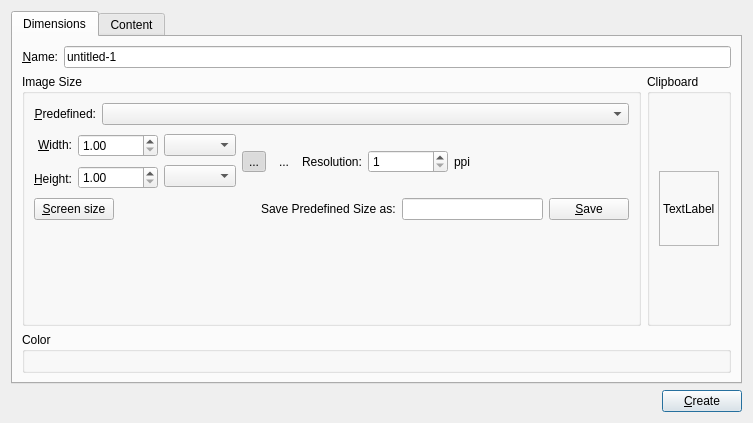
The window that libs/ui/forms/wdgnewimage.ui (KDE/krita) describes before a commit, drawn with Qt 5.
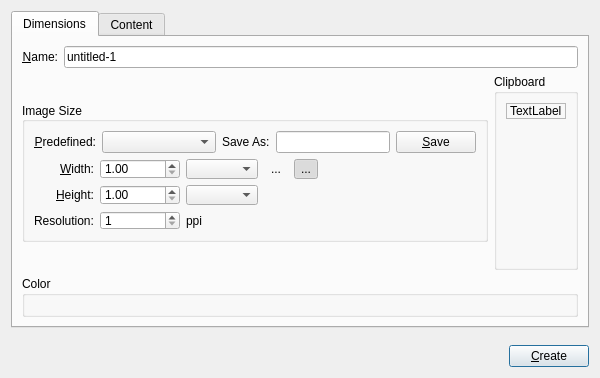
The same window after the commit. Custom widgets are drawn as their Qt base class.

Commit message: remove the screen size button on the new document window. re-arrange that area a bit so it is more organized.

Diff of the .ui file:
```diff
--- a/libs/ui/forms/wdgnewimage.ui
+++ b/libs/ui/forms/wdgnewimage.ui
@@ -6,87 +6,174 @@
    <rect>
     <x>0</x>
     <y>0</y>
-    <width>753</width>
-    <height>423</height>
+    <width>600</width>
+    <height>378</height>
    </rect>
   </property>
+  <property name="sizePolicy">
+   <sizepolicy hsizetype="Preferred" vsizetype="Minimum">
+    <horstretch>0</horstretch>
+    <verstretch>0</verstretch>
+   </sizepolicy>
+  </property>
+  <property name="minimumSize">
+   <size>
+    <width>600</width>
+    <height>0</height>
+   </size>
+  </property>
+  <property name="maximumSize">
+   <size>
+    <width>16777215</width>
+    <height>16777215</height>
+   </size>
+  </property>
   <property name="windowTitle">
    <string>New Image</string>
   </property>
   <layout class="QVBoxLayout" name="verticalLayout">
    <item>
     <widget class="QTabWidget" name="tabWidget">
+     <property name="sizePolicy">
+      <sizepolicy hsizetype="Expanding" vsizetype="Minimum">
+       <horstretch>0</horstretch>
+       <verstretch>0</verstretch>
+      </sizepolicy>
+     </property>
      <property name="currentIndex">
       <number>0</number>
      </property>
      <widget class="QWidget" name="tab">
+      <property name="sizePolicy">
+       <sizepolicy hsizetype="Preferred" vsizetype="Minimum">
+        <horstretch>0</horstretch>
+        <verstretch>0</verstretch>
+       </sizepolicy>
+      </property>
       <attribute name="title">
        <string>Dimensions</string>
       </attribute>
       <layout class="QGridLayout" name="gridLayout_3">
-       <item row="0" column="0">
-        <layout class="QHBoxLayout">
-         <item>
-          <widget class="QLabel" name="lblName">
-           <property name="text">
-            <string>&amp;Name:</string>
-           </property>
-           <property name="alignment">
-            <set>Qt::AlignRight|Qt::AlignTrailing|Qt::AlignVCenter</set>
-           </property>
-           <property name="buddy">
-            <cstring>txtName</cstring>
-           </property>
-          </widget>
-         </item>
-         <item>
-          <widget class="QLineEdit" name="txtName">
-           <property name="text">
-            <string>untitled-1</string>
-           </property>
-          </widget>
-         </item>
-        </layout>
-       </item>
        <item row="1" column="0">
         <layout class="QHBoxLayout" name="horizontalLayout_3">
          <item>
           <widget class="QGroupBox" name="grpImage">
+           <property name="maximumSize">
+            <size>
+             <width>16777215</width>
+             <height>140</height>
+            </size>
+           </property>
            <property name="title">
             <string>Image Size</string>
            </property>
+           <property name="alignment">
+            <set>Qt::AlignLeading|Qt::AlignLeft|Qt::AlignVCenter</set>
+           </property>
+           <property name="flat">
+            <bool>false</bool>
+           </property>
+           <property name="checkable">
+            <bool>false</bool>
+           </property>
            <layout class="QGridLayout" name="gridLayout">
-            <item row="4" column="0">
-             <spacer name="imageGroupSpacer">
-              <property name="orientation">
-               <enum>Qt::Vertical</enum>
-              </property>
-              <property name="sizeHint" stdset="0">
-               <size>
-                <width>20</width>
-                <height>40</height>
-               </size>
-              </property>
-             </spacer>
+            <item row="1" column="0">
+             <layout class="QHBoxLayout" name="horizontalLayout">
+              <item>
+               <widget class="QLabel" name="label_2">
+                <property name="text">
+                 <string>&amp;Predefined:</string>
+                </property>
+                <property name="alignment">
+                 <set>Qt::AlignRight|Qt::AlignTrailing|Qt::AlignVCenter</set>
+                </property>
+                <property name="buddy">
+                 <cstring>cmbPredefined</cstring>
+                </property>
+               </widget>
+              </item>
+              <item>
+               <widget class="QComboBox" name="cmbPredefined">
+                <property name="sizePolicy">
+                 <sizepolicy hsizetype="Expanding" vsizetype="Fixed">
+                  <horstretch>0</horstretch>
+                  <verstretch>0</verstretch>
+                 </sizepolicy>
+                </property>
+               </widget>
+              </item>
+              <item>
+               <widget class="QLabel" name="label_3">
+                <property name="text">
+                 <string>Save As:</string>
+                </property>
+               </widget>
+              </item>
+              <item>
+               <widget class="QLineEdit" name="txtPredefinedName">
+                <property name="sizePolicy">
+                 <sizepolicy hsizetype="MinimumExpanding" vsizetype="Fixed">
+                  <horstretch>0</horstretch>
+                  <verstretch>0</verstretch>
+                 </sizepolicy>
+                </property>
+               </widget>
+              </item>
+              <item>
+               <widget class="QPushButton" name="bnSaveAsPredefined">
+                <property name="toolTip">
+                 <string>Save the current dimensions</string>
+                </property>
+                <property name="text">
+                 <string>&amp;Save</string>
+                </property>
+               </widget>
+              </item>
+             </layout>
             </item>
             <item row="2" column="0">
              <layout class="QHBoxLayout">
               <item>
-               <layout class="QVBoxLayout">
-                <item>
-                 <widget class="QLabel" name="lblWidth">
+               <layout class="QGridLayout" name="gridLayout_4">
+                <item row="0" column="3">
+                 <widget class="QToolButton" name="bnLandscape">
+                  <property name="toolTip">
+                   <string>Landscape</string>
+                  </property>
                   <property name="text">
-                   <string>&amp;Width:</string>
+                   <string>...</string>
                   </property>
-                  <property name="alignment">
-                   <set>Qt::AlignRight|Qt::AlignTrailing|Qt::AlignVCenter</set>
+                  <property name="checkable">
+                   <bool>true</bool>
                   </property>
-                  <property name="buddy">
-                   <cstring>doubleWidth</cstring>
+                  <property name="autoExclusive">
+                   <bool>true</bool>
                   </property>
+                  <property name="autoRaise">
+                   <bool>true</bool>
+                  </property>
                  </widget>
                 </item>
-                <item>
+                <item row="0" column="1">
+                 <widget class="QDoubleSpinBox" name="doubleWidth">
+                  <property name="minimumSize">
+                   <size>
+                    <width>80</width>
+                    <height>0</height>
+                   </size>
+                  </property>
+                  <property name="decimals">
+                   <number>2</number>
+                  </property>
+                  <property name="minimum">
+                   <double>1.000000000000000</double>
+                  </property>
+                  <property name="maximum">
+                   <double>100000000.000000000000000</double>
+                  </property>
+                 </widget>
+                </item>
+                <item row="1" column="0">
                  <widget class="QLabel" name="lblHeight">
                   <property name="text">
                    <string>&amp;Height:</string>
@@ -99,12 +186,8 @@
                   </property>
                  </widget>
                 </item>
-               </layout>
-              </item>
-              <item>
-               <layout class="QVBoxLayout">
-                <item>
-                 <widget class="QDoubleSpinBox" name="doubleWidth">
+                <item row="2" column="1">
+                 <widget class="QDoubleSpinBox" name="doubleResolution">
                   <property name="minimumSize">
                    <size>
                     <width>80</width>
@@ -112,17 +195,24 @@
                    </size>
                   </property>
                   <property name="decimals">
-                   <number>2</number>
+                   <number>0</number>
                   </property>
                   <property name="minimum">
                    <double>1.000000000000000</double>
                   </property>
                   <property name="maximum">
-                   <double>100000000.000000000000000</double>
+                   <double>9999.000000000000000</double>
                   </property>
                  </widget>
                 </item>
-                <item>
+                <item row="2" column="0">
+                 <widget class="QLabel" name="lblResolution">
+                  <property name="text">
+                   <string>Resolution:</string>
+                  </property>
+                 </widget>
+                </item>
+                <item row="1" column="1">
                  <widget class="QDoubleSpinBox" name="doubleHeight">
                   <property name="minimumSize">
                    <size>
@@ -138,94 +228,61 @@
                   </property>
                  </widget>
                 </item>
-               </layout>
-              </item>
-              <item>
-               <layout class="QVBoxLayout">
-                <item>
+                <item row="0" column="2">
                  <widget class="QComboBox" name="cmbWidthUnit"/>
                 </item>
-                <item>
+                <item row="1" column="2">
                  <widget class="QComboBox" name="cmbHeightUnit"/>
                 </item>
+                <item row="2" column="2">
+                 <widget class="QLabel" name="label">
+                  <property name="toolTip">
+                   <string>pixels-per-inch</string>
+                  </property>
+                  <property name="text">
+                   <string>ppi</string>
+                  </property>
+                 </widget>
+                </item>
+                <item row="0" column="0">
+                 <widget class="QLabel" name="lblWidth">
+                  <property name="text">
+                   <string>&amp;Width:</string>
+                  </property>
+                  <property name="alignment">
+                   <set>Qt::AlignRight|Qt::AlignTrailing|Qt::AlignVCenter</set>
+                  </property>
+                  <property name="buddy">
+                   <cstring>doubleWidth</cstring>
+                  </property>
+                 </widget>
+                </item>
+                <item row="0" column="4">
+                 <widget class="QToolButton" name="bnPortrait">
+                  <property name="toolTip">
+                   <string>Portrait</string>
+                  </property>
+                  <property name="text">
+                   <string>...</string>
+                  </property>
+                  <property name="checkable">
+                   <bool>true</bool>
+                  </property>
+                  <property name="checked">
+                   <bool>true</bool>
+                  </property>
+                  <property name="autoExclusive">
+                   <bool>true</bool>
+                  </property>
+                  <property name="autoRaise">
+                   <bool>true</bool>
+                  </property>
+                 </widget>
+                </item>
                </layout>
               </item>
               <item>
-               <widget class="QToolButton" name="bnPortrait">
-                <property name="toolTip">
-                 <string>Portrait</string>
-                </property>
-                <property name="text">
-                 <string>...</string>
-                </property>
-                <property name="checkable">
-                 <bool>true</bool>
-                </property>
-                <property name="checked">
-                 <bool>true</bool>
-                </property>
-                <property name="autoExclusive">
-                 <bool>true</bool>
-                </property>
-                <property name="autoRaise">
-                 <bool>true</bool>
-                </property>
-               </widget>
-              </item>
-              <item>
-               <widget class="QToolButton" name="bnLandscape">
-                <property name="toolTip">
-                 <string>Landscape</string>
-                </property>
-                <property name="text">
-                 <string>...</string>
-                </property>
-                <property name="checkable">
-                 <bool>true</bool>
-                </property>
-                <property name="autoExclusive">
-                 <bool>true</bool>
-                </property>
-                <property name="autoRaise">
-                 <bool>true</bool>
-                </property>
-               </widget>
-              </item>
-              <item>
-               <widget class="QLabel" name="lblResolution">
-                <property name="text">
-                 <string>Resolution:</string>
-                </property>
-               </widget>
-              </item>
-              <item>
-               <widget class="QDoubleSpinBox" name="doubleResolution">
-                <property name="minimumSize">
-                 <size>
-                  <width>80</width>
-                  <height>0</height>
-                 </size>
-                </property>
-                <property name="decimals">
-                 <number>0</number>
-                </property>
-                <property name="minimum">
-                 <double>1.000000000000000</double>
-                </property>
-                <property name="maximum">
-                 <double>9999.000000000000000</double>
-                </property>
-               </widget>
-              </item>
-              <item>
-               <widget class="QLabel" name="label">
-                <property name="toolTip">
-                 <string>pixels-per-inch</string>
-                </property>
-                <property name="text">
-                 <string>ppi</string>
-                </property>
-               </widget>
+               <layout class="QVBoxLayout" name="orientationLayout"/>
               </item>
               <item>
                <spacer>
@@ -245,87 +302,6 @@
               </item>
              </layout>
             </item>
-            <item row="3" column="0">
-             <layout class="QHBoxLayout" name="horizontalLayout_2">
-              <item>
-               <widget class="QPushButton" name="bnScreenSize">
-                <property name="toolTip">
-                 <string>Set Width and Height to screen resolution.</string>
-                </property>
-                <property name="text">
-                 <string>&amp;Screen size</string>
-                </property>
-               </widget>
-              </item>
-              <item>
-               <spacer>
-                <property name="orientation">
-                 <enum>Qt::Horizontal</enum>
-                </property>
-                <property name="sizeHint" stdset="0">
-                 <size>
-                  <width>40</width>
-                  <height>20</height>
-                 </size>
-                </property>
-               </spacer>
-              </item>
-              <item>
-               <widget class="QLabel" name="label_3">
-                <property name="text">
-                 <string>Save Predefined Size as:</string>
-                </property>
-               </widget>
-              </item>
-              <item>
-               <widget class="QLineEdit" name="txtPredefinedName">
-                <property name="sizePolicy">
-                 <sizepolicy hsizetype="MinimumExpanding" vsizetype="Fixed">
-                  <horstretch>0</horstretch>
-                  <verstretch>0</verstretch>
-                 </sizepolicy>
-                </property>
-               </widget>
-              </item>
-              <item>
-               <widget class="QPushButton" name="bnSaveAsPredefined">
-                <property name="toolTip">
-                 <string>Save the current dimensions</string>
-                </property>
-                <property name="text">
-                 <string>&amp;Save</string>
-                </property>
-               </widget>
-              </item>
-             </layout>
-            </item>
-            <item row="1" column="0">
-             <layout class="QHBoxLayout" name="horizontalLayout">
-              <item>
-               <widget class="QLabel" name="label_2">
-                <property name="text">
-                 <string>&amp;Predefined:</string>
-                </property>
-                <property name="alignment">
-                 <set>Qt::AlignRight|Qt::AlignTrailing|Qt::AlignVCenter</set>
-                </property>
-                <property name="buddy">
-                 <cstring>cmbPredefined</cstring>
-                </property>
-               </widget>
-              </item>
-              <item>
-               <widget class="QComboBox" name="cmbPredefined">
-                <property name="sizePolicy">
-                 <sizepolicy hsizetype="Expanding" vsizetype="Fixed">
-                  <horstretch>0</horstretch>
-                  <verstretch>0</verstretch>
-                 </sizepolicy>
-                </property>
-               </widget>
-              </item>
-             </layout>
-            </item>
            </layout>
           </widget>
          </item>
@@ -357,13 +333,56 @@
               </property>
              </widget>
             </item>
+            <item>
+             <spacer name="imageGroupSpacer">
+              <property name="orientation">
+               <enum>Qt::Vertical</enum>
+              </property>
+              <property name="sizeHint" stdset="0">
+               <size>
+                <width>20</width>
+                <height>40</height>
+               </size>
+              </property>
+             </spacer>
+            </item>
            </layout>
           </widget>
          </item>
         </layout>
        </item>
+       <item row="0" column="0">
+        <layout class="QHBoxLayout">
+         <item>
+          <widget class="QLabel" name="lblName">
+           <property name="text">
+            <string>&amp;Name:</string>
+           </property>
+           <property name="alignment">
+            <set>Qt::AlignRight|Qt::AlignTrailing|Qt::AlignVCenter</set>
+           </property>
+           <property name="buddy">
+            <cstring>txtName</cstring>
+           </property>
+          </widget>
+         </item>
+         <item>
+          <widget class="QLineEdit" name="txtName">
+           <property name="text">
+            <string>untitled-1</string>
+           </property>
+          </widget>
+         </item>
+        </layout>
+       </item>
        <item row="2" column="0">
         <widget class="QGroupBox" name="grpMode">
+         <property name="sizePolicy">
+          <sizepolicy hsizetype="Preferred" vsizetype="Minimum">
+           <horstretch>0</horstretch>
+           <verstretch>0</verstretch>
+          </sizepolicy>
+         </property>
          <property name="title">
           <string>Color</string>
          </property>
@@ -377,28 +396,16 @@
       </layout>
      </widget>
      <widget class="QWidget" name="tab_2">
+      <property name="sizePolicy">
+       <sizepolicy hsizetype="Preferred" vsizetype="Minimum">
+        <horstretch>0</horstretch>
+        <verstretch>0</verstretch>
+       </sizepolicy>
+      </property>
       <attribute name="title">
        <string>Content</string>
       </attribute>
       <layout class="QGridLayout" name="gridLayout_2">
-       <item row="0" column="0" rowspan="2" colspan="2">
-        <layout class="QVBoxLayout" name="verticalLayout_3">
-         <item>
-          <widget class="QRadioButton" name="radioBackgroundAsLayer">
-           <property name="text">
-            <string>As first layer</string>
-           </property>
-          </widget>
-         </item>
-         <item>
-          <widget class="QRadioButton" name="radioBackgroundAsProjection">
-           <property name="text">
-            <string>As canvas color</string>
-           </property>
-          </widget>
-         </item>
-        </layout>
-       </item>
        <item row="1" column="1">
         <widget class="QLabel" name="label_4">
          <property name="text">
@@ -409,6 +416,19 @@
          </property>
         </widget>
        </item>
+       <item row="3" column="1">
+        <widget class="QLabel" name="lblOpacity">
+         <property name="text">
+          <string>Image Background &amp;Opacity:</string>
+         </property>
+         <property name="alignment">
+          <set>Qt::AlignRight|Qt::AlignTrailing|Qt::AlignVCenter</set>
+         </property>
+         <property name="buddy">
+          <cstring>sliderOpacity</cstring>
+         </property>
+        </widget>
+       </item>
        <item row="1" column="2">
         <widget class="QSpinBox" name="intNumLayers">
          <property name="minimumSize">
@@ -441,6 +461,63 @@
          </property>
         </widget>
        </item>
+       <item row="4" column="1">
+        <widget class="QLabel" name="lblBackgroundStyle">
+         <property name="text">
+          <string>Background:</string>
+         </property>
+         <property name="alignment">
+          <set>Qt::AlignRight|Qt::AlignTop|Qt::AlignTrailing</set>
+         </property>
+        </widget>
+       </item>
+       <item row="5" column="1">
+        <widget class="QLabel" name="lblDescription">
+         <property name="text">
+          <string>&amp;Description:</string>
+         </property>
+         <property name="alignment">
+          <set>Qt::AlignRight|Qt::AlignTop|Qt::AlignTrailing</set>
+         </property>
+         <property name="buddy">
+          <cstring>txtDescription</cstring>
+         </property>
+        </widget>
+       </item>
+       <item row="5" column="2">
+        <widget class="QTextEdit" name="txtDescription">
+         <property name="sizePolicy">
+          <sizepolicy hsizetype="Expanding" vsizetype="Expanding">
+           <horstretch>0</horstretch>
+           <verstretch>0</verstretch>
+          </sizepolicy>
+         </property>
+         <property name="maximumSize">
+          <size>
+           <width>16777215</width>
+           <height>100</height>
+          </size>
+         </property>
+        </widget>
+       </item>
+       <item row="4" column="2">
+        <layout class="QVBoxLayout" name="verticalLayout_3">
+         <item>
+          <widget class="QRadioButton" name="radioBackgroundAsLayer">
+           <property name="text">
+            <string>As first layer</string>
+           </property>
+          </widget>
+         </item>
+         <item>
+          <widget class="QRadioButton" name="radioBackgroundAsProjection">
+           <property name="text">
+            <string>As canvas color</string>
+           </property>
+          </widget>
+         </item>
+        </layout>
+       </item>
        <item row="2" column="2">
         <widget class="KColorButton" name="cmbColor">
          <property name="sizePolicy">
@@ -474,19 +551,6 @@
          </property>
         </widget>
        </item>
-       <item row="3" column="1">
-        <widget class="QLabel" name="lblOpacity">
-         <property name="text">
-          <string>Image Background &amp;Opacity:</string>
-         </property>
-         <property name="alignment">
-          <set>Qt::AlignRight|Qt::AlignTrailing|Qt::AlignVCenter</set>
-         </property>
-         <property name="buddy">
-          <cstring>sliderOpacity</cstring>
-         </property>
-        </widget>
-       </item>
        <item row="3" column="2">
         <widget class="QFrame" name="opacityPanel">
          <property name="frameShape">
@@ -514,31 +578,18 @@
          </layout>
         </widget>
        </item>
-       <item row="4" column="1">
-        <widget class="QLabel" name="lblBackgroundStyle">
-         <property name="text">
-          <string>Background:</string>
+       <item row="6" column="2">
+        <spacer name="verticalSpacer_2">
+         <property name="orientation">
+          <enum>Qt::Vertical</enum>
          </property>
-         <property name="alignment">
-          <set>Qt::AlignRight|Qt::AlignTop|Qt::AlignTrailing</set>
+         <property name="sizeHint" stdset="0">
+          <size>
+           <width>20</width>
+           <height>40</height>
+          </size>
          </property>
-        </widget>
-       </item>
-       <item row="5" column="1">
-        <widget class="QLabel" name="lblDescription">
-         <property name="text">
-          <string>&amp;Description:</string>
-         </property>
-         <property name="alignment">
-          <set>Qt::AlignRight|Qt::AlignTop|Qt::AlignTrailing</set>
-         </property>
-         <property name="buddy">
-          <cstring>txtDescription</cstring>
-         </property>
-        </widget>
-       </item>
-       <item row="5" column="2">
-        <widget class="QTextEdit" name="txtDescription"/>
+        </spacer>
        </item>
       </layout>
       <zorder>label_4</zorder>
@@ -553,6 +604,22 @@
      </widget>
     </widget>
    </item>
+   <item>
+    <spacer name="verticalSpacer">
+     <property name="orientation">
+      <enum>Qt::Vertical</enum>
+     </property>
+     <property name="sizeType">
+      <enum>QSizePolicy::Expanding</enum>
+     </property>
+     <property name="sizeHint" stdset="0">
+      <size>
+       <width>10</width>
+       <height>10</height>
+      </size>
+     </property>
+    </spacer>
+   </item>
    <item>
     <layout class="QHBoxLayout">
      <item>
@@ -566,7 +633,7 @@
        <property name="sizeHint" stdset="0">
         <size>
          <width>480</width>
-         <height>21</height>
+         <height>10</height>
         </size>
        </property>
       </spacer>
```
Left out of the diff: 10 changed lines with no effect on the pictures. The commit also changes 3 other files.
